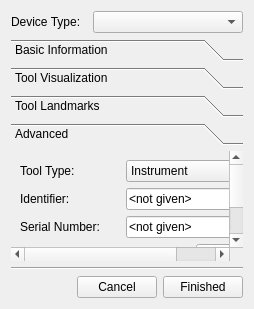
MITK/MITK, file Modules/IGTUI/Qmitk/QmitkNavigationToolCreationWidget.ui: the form before one commit.
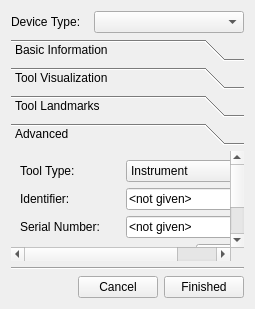
The form after the commit. The open tabs and pages were chosen to show the change. Custom widgets are drawn as their Qt base class.

Commit message: first tab is shown by default again

```diff
--- a/Modules/IGTUI/Qmitk/QmitkNavigationToolCreationWidget.ui
+++ b/Modules/IGTUI/Qmitk/QmitkNavigationToolCreationWidget.ui
@@ -6,7 +6,7 @@
    <rect>
     <x>0</x>
     <y>0</y>
-    <width>254</width>
+    <width>255</width>
     <height>309</height>
    </rect>
   </property>
@@ -291,9 +291,9 @@
       <property name="geometry">
        <rect>
         <x>0</x>
-        <y>-63</y>
-        <width>276</width>
-        <height>161</height>
+        <y>0</y>
+        <width>286</width>
+        <height>183</height>
        </rect>
       </property>
       <attribute name="label">
```
Left out of the diff: 14 changed lines with no effect on the pictures.
